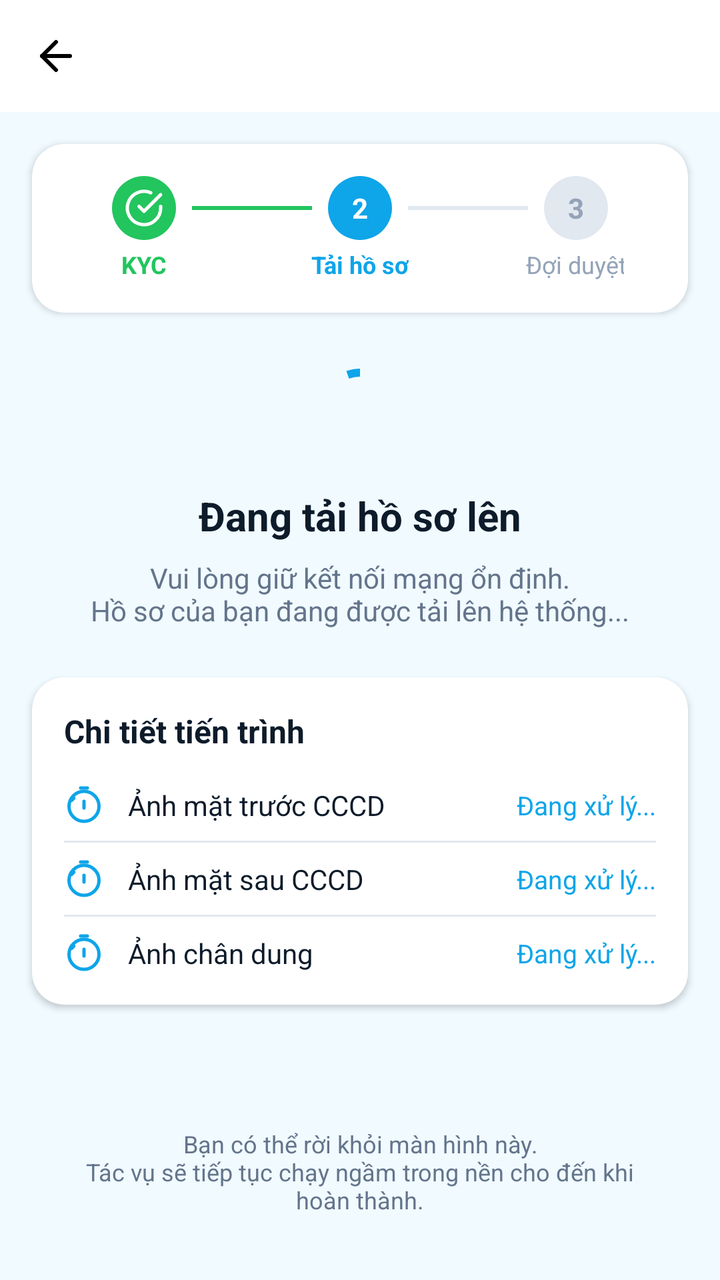
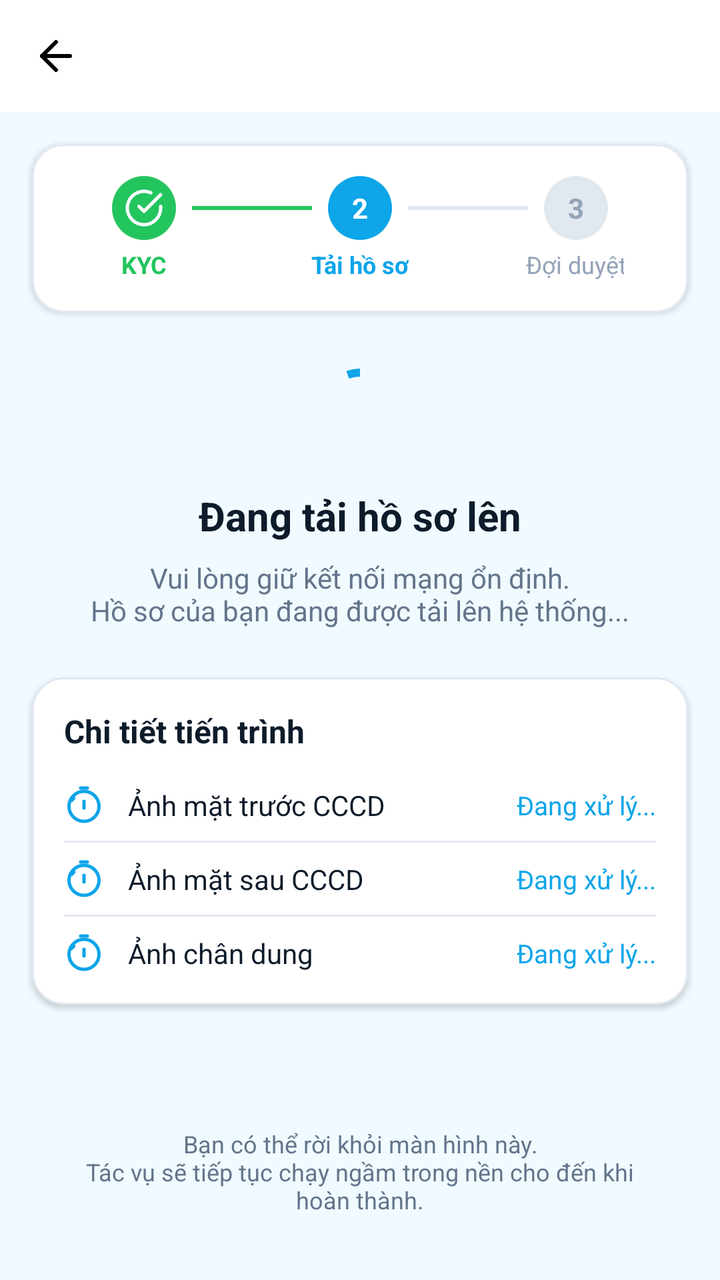

The first picture is an Android layout as it rendered before a commit; the second is the same layout after the commit. The layout source and the unified diff follow.
<!-- AndroidManifest.xml: application theme Theme.FixItVN -->
<!-- res/layout/fragment_worker_kyc_uploading.xml -->
<?xml version="1.0" encoding="utf-8"?>
<androidx.constraintlayout.widget.ConstraintLayout xmlns:android="http://schemas.android.com/apk/res/android"
    xmlns:app="http://schemas.android.com/apk/res-auto"
    android:layout_width="match_parent"
    android:layout_height="match_parent"
    android:background="#f0faff">

    
    <include
        android:id="@+id/appBarLayout"
        layout="@layout/layout_standard_appbar"
        app:layout_constraintEnd_toEndOf="parent"
        app:layout_constraintStart_toStartOf="parent"
        app:layout_constraintTop_toTopOf="parent" />

    
    <com.google.android.material.card.MaterialCardView
        android:id="@+id/cardStepper"
        style="@style/FixIt.Card.Content"
        android:layout_width="0dp"
        android:layout_height="wrap_content"
        android:layout_marginTop="16dp"
        android:layout_marginHorizontal="16dp"
        app:layout_constraintEnd_toEndOf="parent"
        app:layout_constraintStart_toStartOf="parent"
        app:layout_constraintTop_toBottomOf="@id/appBarLayout">

        <androidx.constraintlayout.widget.ConstraintLayout
            android:layout_width="match_parent"
            android:layout_height="wrap_content"
            android:paddingVertical="16dp"
            android:paddingHorizontal="32dp">

            
            <ImageView
                android:id="@+id/ivStep1Done"
                android:layout_width="32dp"
                android:layout_height="32dp"
                android:layout_marginStart="8dp"
                android:background="@drawable/circle_background"
                android:backgroundTint="#22c55e"
                android:padding="6dp"
                android:src="@drawable/ic_lucide_check_circle"
                app:layout_constraintTop_toTopOf="parent"
                app:layout_constraintStart_toStartOf="parent"
                app:tint="@android:color/white" />

            <TextView
                android:id="@+id/tvStep1Label"
                android:layout_width="wrap_content"
                android:layout_height="wrap_content"
                android:layout_marginTop="4dp"
                android:text="KYC"
                android:textColor="#22c55e"
                android:textSize="12sp"
                android:textStyle="bold"
                app:layout_constraintTop_toBottomOf="@id/ivStep1Done"
                app:layout_constraintStart_toStartOf="@id/ivStep1Done"
                app:layout_constraintEnd_toEndOf="@id/ivStep1Done" />

            
            <TextView
                android:id="@+id/tvStep2Circle"
                android:layout_width="32dp"
                android:layout_height="32dp"
                android:background="@drawable/circle_background"
                android:backgroundTint="#0ea5e9"
                android:gravity="center"
                android:text="2"
                android:textColor="@android:color/white"
                android:textSize="14sp"
                android:textStyle="bold"
                app:layout_constraintTop_toTopOf="parent"
                app:layout_constraintStart_toStartOf="parent"
                app:layout_constraintEnd_toEndOf="parent" />

            <TextView
                android:id="@+id/tvStep2Label"
                android:layout_width="wrap_content"
                android:layout_height="wrap_content"
                android:layout_marginTop="4dp"
                android:text="Tải hồ sơ"
                android:textColor="#0ea5e9"
                android:textSize="12sp"
                android:textStyle="bold"
                app:layout_constraintTop_toBottomOf="@id/tvStep2Circle"
                app:layout_constraintStart_toStartOf="@id/tvStep2Circle"
                app:layout_constraintEnd_toEndOf="@id/tvStep2Circle" />

            
            <TextView
                android:id="@+id/tvStep3Circle"
                android:layout_width="32dp"
                android:layout_height="32dp"
                android:layout_marginEnd="8dp"
                android:background="@drawable/circle_background"
                android:backgroundTint="#e2e8f0"
                android:gravity="center"
                android:text="3"
                android:textColor="#94a3b8"
                android:textSize="14sp"
                android:textStyle="bold"
                app:layout_constraintTop_toTopOf="parent"
                app:layout_constraintEnd_toEndOf="parent" />

            <TextView
                android:id="@+id/tvStep3Label"
                android:layout_width="wrap_content"
                android:layout_height="wrap_content"
                android:layout_marginTop="4dp"
                android:text="Đợi duyệt"
                android:textColor="#94a3b8"
                android:textSize="12sp"
                app:layout_constraintTop_toBottomOf="@id/tvStep3Circle"
                app:layout_constraintStart_toStartOf="@id/tvStep3Circle"
                app:layout_constraintEnd_toEndOf="@id/tvStep3Circle" />

            
            <View
                android:id="@+id/vStepDivider1"
                android:layout_width="0dp"
                android:layout_height="2dp"
                android:layout_marginHorizontal="8dp"
                android:background="#22c55e"
                app:layout_constraintTop_toTopOf="@id/ivStep1Done"
                app:layout_constraintBottom_toBottomOf="@id/ivStep1Done"
                app:layout_constraintStart_toEndOf="@id/ivStep1Done"
                app:layout_constraintEnd_toStartOf="@id/tvStep2Circle" />

            
            <View
                android:id="@+id/vStepDivider2"
                android:layout_width="0dp"
                android:layout_height="2dp"
                android:layout_marginHorizontal="8dp"
                android:background="#e2e8f0"
                app:layout_constraintTop_toTopOf="@id/tvStep2Circle"
                app:layout_constraintBottom_toBottomOf="@id/tvStep2Circle"
                app:layout_constraintStart_toEndOf="@id/tvStep2Circle"
                app:layout_constraintEnd_toStartOf="@id/tvStep3Circle" />

        </androidx.constraintlayout.widget.ConstraintLayout>
    </com.google.android.material.card.MaterialCardView>

    
    <com.google.android.material.progressindicator.CircularProgressIndicator
        android:id="@+id/progressUploading"
        android:layout_width="64dp"
        android:layout_height="64dp"
        android:layout_marginTop="24dp"
        android:indeterminate="true"
        app:indicatorColor="#0ea5e9"
        app:layout_constraintEnd_toEndOf="parent"
        app:layout_constraintStart_toStartOf="parent"
        app:layout_constraintTop_toBottomOf="@id/cardStepper"
        app:trackThickness="4dp" />

    <TextView
        android:id="@+id/tvUploadingTitle"
        android:layout_width="wrap_content"
        android:layout_height="wrap_content"
        android:layout_marginTop="16dp"
        android:text="Đang tải hồ sơ lên"
        android:textColor="#0d1b2a"
        android:textSize="20sp"
        android:textStyle="bold"
        app:layout_constraintEnd_toEndOf="parent"
        app:layout_constraintStart_toStartOf="parent"
        app:layout_constraintTop_toBottomOf="@id/progressUploading" />

    <TextView
        android:id="@+id/tvUploadingSubtitle"
        android:layout_width="0dp"
        android:layout_height="wrap_content"
        android:layout_marginTop="8dp"
        android:layout_marginHorizontal="32dp"
        android:gravity="center"
        android:text="Vui lòng giữ kết nối mạng ổn định.\nHồ sơ của bạn đang được tải lên hệ thống..."
        android:textColor="#64748b"
        android:textSize="14sp"
        app:layout_constraintEnd_toEndOf="parent"
        app:layout_constraintStart_toStartOf="parent"
        app:layout_constraintTop_toBottomOf="@id/tvUploadingTitle" />

    
    <com.google.android.material.card.MaterialCardView
        android:id="@+id/cardProgressDetail"
        style="@style/FixIt.Card.Content"
        android:layout_width="0dp"
        android:layout_height="wrap_content"
        android:layout_marginTop="24dp"
        android:layout_marginHorizontal="16dp"
        app:layout_constraintEnd_toEndOf="parent"
        app:layout_constraintStart_toStartOf="parent"
        app:layout_constraintTop_toBottomOf="@id/tvUploadingSubtitle">

        <androidx.constraintlayout.widget.ConstraintLayout
            android:layout_width="match_parent"
            android:layout_height="wrap_content"
            android:padding="16dp">

            <TextView
                android:id="@+id/tvCardTitle"
                android:layout_width="wrap_content"
                android:layout_height="wrap_content"
                android:text="Chi tiết tiến trình"
                android:textColor="#0d1b2a"
                android:textSize="16sp"
                android:textStyle="bold"
                app:layout_constraintStart_toStartOf="parent"
                app:layout_constraintTop_toTopOf="parent" />

            
            <ImageView
                android:id="@+id/ivStatusFront"
                android:layout_width="20dp"
                android:layout_height="20dp"
                android:layout_marginTop="16dp"
                android:src="@drawable/ic_lucide_timer"
                app:layout_constraintStart_toStartOf="parent"
                app:layout_constraintTop_toBottomOf="@id/tvCardTitle"
                app:tint="#0ea5e9" />

            <TextView
                android:id="@+id/tvLabelFront"
                android:layout_width="0dp"
                android:layout_height="wrap_content"
                android:layout_marginStart="12dp"
                android:text="Ảnh mặt trước CCCD"
                android:textColor="#0d1b2a"
                android:textSize="14sp"
                app:layout_constraintBottom_toBottomOf="@id/ivStatusFront"
                app:layout_constraintEnd_toStartOf="@id/tvStatusFront"
                app:layout_constraintStart_toEndOf="@id/ivStatusFront"
                app:layout_constraintTop_toTopOf="@id/ivStatusFront" />

            <TextView
                android:id="@+id/tvStatusFront"
                android:layout_width="wrap_content"
                android:layout_height="wrap_content"
                android:text="Đang xử lý..."
                android:textColor="#0ea5e9"
                android:textSize="13sp"
                app:layout_constraintBottom_toBottomOf="@id/ivStatusFront"
                app:layout_constraintEnd_toEndOf="parent"
                app:layout_constraintTop_toTopOf="@id/ivStatusFront" />

            <View
                android:id="@+id/dividerFront"
                android:layout_width="0dp"
                android:layout_height="1dp"
                android:layout_marginTop="8dp"
                android:background="#e2e8f0"
                app:layout_constraintEnd_toEndOf="parent"
                app:layout_constraintStart_toStartOf="parent"
                app:layout_constraintTop_toBottomOf="@id/ivStatusFront" />

            
            <ImageView
                android:id="@+id/ivStatusBack"
                android:layout_width="20dp"
                android:layout_height="20dp"
                android:layout_marginTop="8dp"
                android:src="@drawable/ic_lucide_timer"
                app:layout_constraintStart_toStartOf="parent"
                app:layout_constraintTop_toBottomOf="@id/dividerFront"
                app:tint="#0ea5e9" />

            <TextView
                android:id="@+id/tvLabelBack"
                android:layout_width="0dp"
                android:layout_height="wrap_content"
                android:layout_marginStart="12dp"
                android:text="Ảnh mặt sau CCCD"
                android:textColor="#0d1b2a"
                android:textSize="14sp"
                app:layout_constraintBottom_toBottomOf="@id/ivStatusBack"
                app:layout_constraintEnd_toStartOf="@id/tvStatusBack"
                app:layout_constraintStart_toEndOf="@id/ivStatusBack"
                app:layout_constraintTop_toTopOf="@id/ivStatusBack" />

            <TextView
                android:id="@+id/tvStatusBack"
                android:layout_width="wrap_content"
                android:layout_height="wrap_content"
                android:text="Đang xử lý..."
                android:textColor="#0ea5e9"
                android:textSize="13sp"
                app:layout_constraintBottom_toBottomOf="@id/ivStatusBack"
                app:layout_constraintEnd_toEndOf="parent"
                app:layout_constraintTop_toTopOf="@id/ivStatusBack" />

            <View
                android:id="@+id/dividerBack"
                android:layout_width="0dp"
                android:layout_height="1dp"
                android:layout_marginTop="8dp"
                android:background="#e2e8f0"
                app:layout_constraintEnd_toEndOf="parent"
                app:layout_constraintStart_toStartOf="parent"
                app:layout_constraintTop_toBottomOf="@id/ivStatusBack" />

            
            <ImageView
                android:id="@+id/ivStatusPortrait"
                android:layout_width="20dp"
                android:layout_height="20dp"
                android:layout_marginTop="8dp"
                android:src="@drawable/ic_lucide_timer"
                app:layout_constraintBottom_toTopOf="@id/barrierBottom"
                app:layout_constraintStart_toStartOf="parent"
                app:layout_constraintTop_toBottomOf="@id/dividerBack"
                app:tint="#0ea5e9" />

            <TextView
                android:id="@+id/tvLabelPortrait"
                android:layout_width="0dp"
                android:layout_height="wrap_content"
                android:layout_marginStart="12dp"
                android:text="Ảnh chân dung"
                android:textColor="#0d1b2a"
                android:textSize="14sp"
                app:layout_constraintBottom_toBottomOf="@id/ivStatusPortrait"
                app:layout_constraintEnd_toStartOf="@id/tvStatusPortrait"
                app:layout_constraintStart_toEndOf="@id/ivStatusPortrait"
                app:layout_constraintTop_toTopOf="@id/ivStatusPortrait" />

            <TextView
                android:id="@+id/tvStatusPortrait"
                android:layout_width="wrap_content"
                android:layout_height="wrap_content"
                android:text="Đang xử lý..."
                android:textColor="#0ea5e9"
                android:textSize="13sp"
                app:layout_constraintBottom_toBottomOf="@id/ivStatusPortrait"
                app:layout_constraintEnd_toEndOf="parent"
                app:layout_constraintTop_toTopOf="@id/ivStatusPortrait" />

            <androidx.constraintlayout.widget.Barrier
                android:id="@+id/barrierBottom"
                android:layout_width="wrap_content"
                android:layout_height="wrap_content"
                app:barrierDirection="bottom"
                app:constraint_referenced_ids="ivStatusPortrait,tvLabelPortrait,tvStatusPortrait" />

        </androidx.constraintlayout.widget.ConstraintLayout>
    </com.google.android.material.card.MaterialCardView>

    
    <com.google.android.material.card.MaterialCardView
        android:id="@+id/cardError"
        android:layout_width="0dp"
        android:layout_height="wrap_content"
        android:layout_marginTop="16dp"
        android:layout_marginHorizontal="16dp"
        android:visibility="gone"
        app:cardBackgroundColor="#fef2f2"
        app:strokeColor="#fee2e2"
        app:strokeWidth="1dp"
        app:cardCornerRadius="12dp"
        app:cardElevation="0dp"
        app:layout_constraintEnd_toEndOf="parent"
        app:layout_constraintStart_toStartOf="parent"
        app:layout_constraintTop_toBottomOf="@id/cardProgressDetail">

        <LinearLayout
            android:layout_width="match_parent"
            android:layout_height="wrap_content"
            android:orientation="horizontal"
            android:padding="16dp">

            <TextView
                android:id="@+id/tvErrorMessage"
                android:layout_width="0dp"
                android:layout_height="wrap_content"
                android:layout_weight="1"
                android:text="Tải lên thất bại. Vui lòng kiểm tra lại kết nối mạng."
                android:textColor="#991b1b"
                android:textSize="14sp" />
        </LinearLayout>
    </com.google.android.material.card.MaterialCardView>

    
    <com.google.android.material.button.MaterialButton
        android:id="@+id/btnRetryUpload"
        android:layout_width="0dp"
        android:layout_height="56dp"
        android:layout_marginTop="16dp"
        android:layout_marginHorizontal="16dp"
        android:text="Thử lại"
        android:visibility="gone"
        android:textColor="@android:color/white"
        app:backgroundTint="#0ea5e9"
        app:cornerRadius="12dp"
        app:layout_constraintEnd_toEndOf="parent"
        app:layout_constraintStart_toStartOf="parent"
        app:layout_constraintTop_toBottomOf="@id/cardError" />

    
    <TextView
        android:id="@+id/tvNote"
        android:layout_width="0dp"
        android:layout_height="wrap_content"
        android:layout_marginBottom="32dp"
        android:layout_marginHorizontal="32dp"
        android:gravity="center"
        android:text="Bạn có thể rời khỏi màn hình này.\nTác vụ sẽ tiếp tục chạy ngầm trong nền cho đến khi hoàn thành."
        android:textColor="#64748b"
        android:textSize="12sp"
        app:layout_constraintBottom_toBottomOf="parent"
        app:layout_constraintEnd_toEndOf="parent"
        app:layout_constraintStart_toStartOf="parent" />

</androidx.constraintlayout.widget.ConstraintLayout>
<!-- res/layout/layout_standard_appbar.xml (included above) -->
<?xml version="1.0" encoding="utf-8"?>
<com.google.android.material.appbar.AppBarLayout
    xmlns:android="http://schemas.android.com/apk/res/android"
    xmlns:app="http://schemas.android.com/apk/res-auto"
    android:layout_width="match_parent"
    android:layout_height="wrap_content"
    android:background="@android:color/white"
    app:elevation="0dp">

    <com.google.android.material.appbar.MaterialToolbar
        android:id="@+id/toolbar"
        android:layout_width="match_parent"
        android:layout_height="?attr/actionBarSize"
        app:navigationIcon="@drawable/ic_lucide_arrow_left"
        app:titleCentered="true"
        app:titleTextAppearance="@style/TextAppearance.MaterialComponents.Headline6"
        app:titleTextColor="#0d1b2a" />
</com.google.android.material.appbar.AppBarLayout>
<!-- resources referenced by this layout -->
<resources>
  <!-- drawable circle_background (drawable) -->
  <?xml version="1.0" encoding="utf-8"?>
  <shape xmlns:android="http://schemas.android.com/apk/res/android"
      android:shape="oval">
      <solid android:color="#e2e8f0" />
  </shape>
  <!-- drawable ic_lucide_arrow_left (drawable) -->
  <vector xmlns:android="http://schemas.android.com/apk/res/android"
      android:width="24dp"
      android:height="24dp"
      android:viewportWidth="24"
      android:viewportHeight="24">
    <path
        android:pathData="m12,19 -7,-7 7,-7"
        android:strokeLineJoin="round"
        android:strokeWidth="2"
        android:fillColor="#00000000"
        android:strokeColor="#000000"
        android:strokeLineCap="round"/>
    <path
        android:pathData="M19,12H5"
        android:strokeLineJoin="round"
        android:strokeWidth="2"
        android:fillColor="#00000000"
        android:strokeColor="#000000"
        android:strokeLineCap="round"/>
  </vector>
  <!-- drawable ic_lucide_check_circle (drawable) -->
  <?xml version="1.0" encoding="utf-8"?>
  <vector xmlns:android="http://schemas.android.com/apk/res/android"
      android:width="24dp"
      android:height="24dp"
      android:viewportWidth="24"
      android:viewportHeight="24">
      <path
          android:pathData="M22,11.08V12a10,10 0,1 1,-5.93 -9.14"
          android:strokeLineJoin="round"
          android:strokeWidth="2"
          android:fillColor="#00000000"
          android:strokeColor="#000000"
          android:strokeLineCap="round"/>
      <path
          android:pathData="M22,4L12,14.01l-3,-3"
          android:strokeLineJoin="round"
          android:strokeWidth="2"
          android:fillColor="#00000000"
          android:strokeColor="#000000"
          android:strokeLineCap="round"/>
  </vector>
  <style name="FixIt.Card.Content" parent="Widget.MaterialComponents.CardView">
          <item name="cardBackgroundColor">@android:color/white</item>
          <item name="cardCornerRadius">16dp</item>
          <item name="cardElevation">2dp</item>
          <item name="strokeWidth">0dp</item>
          <item name="android:layout_marginBottom">16dp</item>
      </style>
  <style name="Theme.FixItVN" parent="Theme.MaterialComponents.DayNight.NoActionBar">
  
          
          <item name="colorPrimary">#42c2ff</item>
          <item name="colorPrimaryDark">#00658b</item>
          <item name="colorPrimaryVariant">#00658b</item>
          <item name="colorOnPrimary">#ffffff</item>
  
          
          <item name="colorSecondary">#42c2ff</item>
          <item name="colorSecondaryVariant">#1a9fe0</item>
          <item name="colorOnSecondary">#ffffff</item>
  
          
          <item name="android:colorBackground">#f0faff</item>
          <item name="android:windowBackground">#f0faff</item>
          <item name="colorSurface">#ffffff</item>
          <item name="colorOnSurface">#0d1b2a</item>
  
          
          <item name="android:statusBarColor">#ffffff</item>
          <item name="android:windowLightStatusBar">true</item>
  
          
          <item name="android:navigationBarColor">#ffffff</item>
  
          
          <item name="bottomNavigationStyle">@style/Widget.FixIt.BottomNavigationView</item>
  
      </style>
  <style name="Widget.FixIt.BottomNavigationView" parent="Widget.MaterialComponents.BottomNavigationView">
          <item name="itemTextAppearanceActive">@style/TextAppearance.FixIt.BottomNav</item>
          <item name="itemTextAppearanceInactive">@style/TextAppearance.FixIt.BottomNav</item>
      </style>
  <style name="TextAppearance.FixIt.BottomNav" parent="TextAppearance.MaterialComponents.Caption">
          <item name="android:textSize">10sp</item>
          <item name="android:fontFamily">sans-serif-medium</item>
      </style>
  <!-- unchanged entries left out for length: 1 -->
</resources>

<!-- the commit's change to res/layout/fragment_worker_kyc_uploading.xml (unified diff, before → after) -->
@@ -397,6 +397,23 @@
         app:layout_constraintTop_toBottomOf="@id/cardError" />
 
     
+    <com.google.android.material.button.MaterialButton
+        android:id="@+id/btnCancelUpload"
+        style="@style/Widget.MaterialComponents.Button.OutlinedButton"
+        android:layout_width="0dp"
+        android:layout_height="56dp"
+        android:layout_marginTop="8dp"
+        android:layout_marginHorizontal="16dp"
+        android:text="Hủy &amp; Làm lại"
+        android:visibility="gone"
+        android:textColor="#e11d48"
+        app:strokeColor="#e11d48"
+        app:cornerRadius="12dp"
+        app:layout_constraintEnd_toEndOf="parent"
+        app:layout_constraintStart_toStartOf="parent"
+        app:layout_constraintTop_toBottomOf="@id/btnRetryUpload" />
+
+    
     <TextView
         android:id="@+id/tvNote"
         android:layout_width="0dp"
<!-- resource entries referenced after the edit -->
@@ -53,7 +53,8 @@
           <item name="cardBackgroundColor">@android:color/white</item>
           <item name="cardCornerRadius">16dp</item>
           <item name="cardElevation">2dp</item>
-          <item name="strokeWidth">0dp</item>
+          <item name="strokeWidth">1dp</item>
+          <item name="strokeColor">#e2e8f0</item>
           <item name="android:layout_marginBottom">16dp</item>
       </style>
   <style name="Theme.FixItVN" parent="Theme.MaterialComponents.DayNight.NoActionBar">
